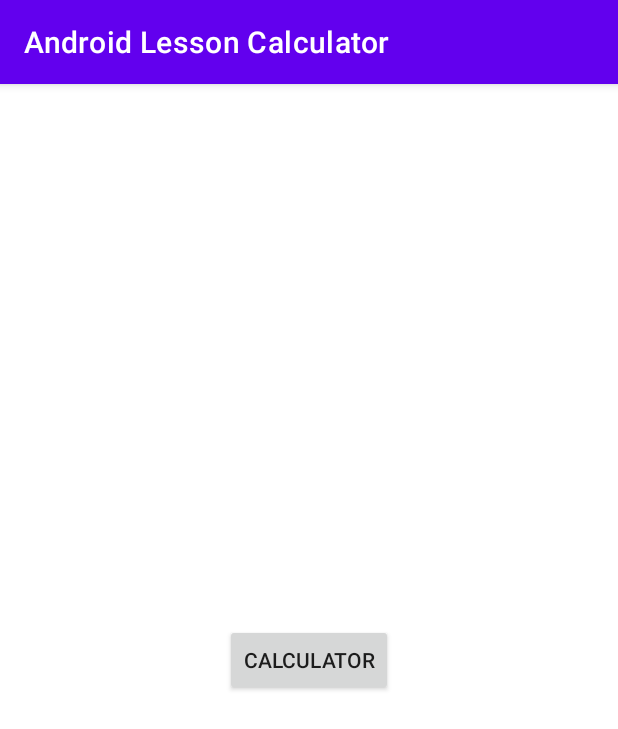
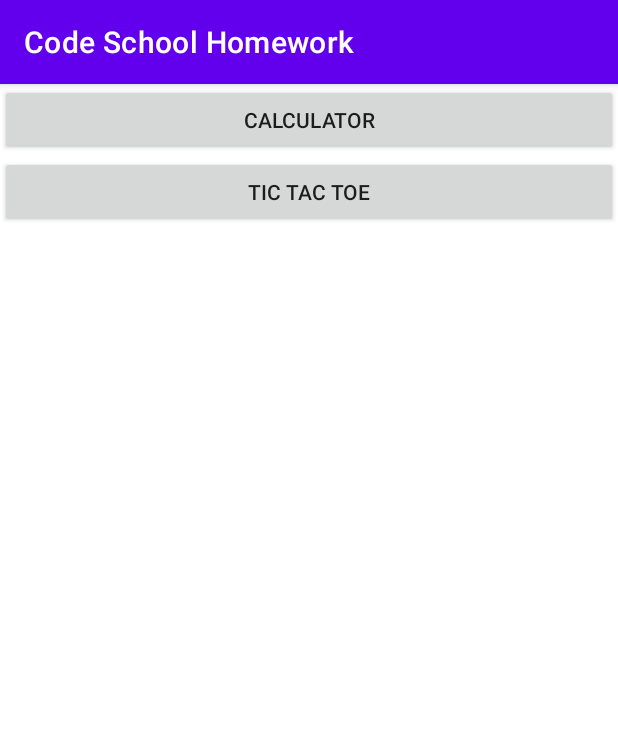
Before and after one commit to KarenSuqiasyan/CodeSchoolAndroidLessons, an Android app: the screen it shows after launch (MainActivity), on a phone screen of 412 x 824 dp. Shown: the top 729 px of the screen. Run offline under Robolectric (Android 15) with nearby library versions, the phone set to English and light mode, and no system bars.

Commit message:
main activity changes

```diff
--- a/app/src/main/java/com/example/codeschoolandroidlessons/MainActivity.kt
+++ b/app/src/main/java/com/example/codeschoolandroidlessons/MainActivity.kt
@@ -1,13 +1,14 @@
 package com.example.codeschoolandroidlessons
 
 import android.content.Intent
+import android.os.Bundle
+import android.view.View
 import androidx.appcompat.app.AppCompatActivity
-import android.os.Bundle
+import androidx.appcompat.widget.AppCompatButton
 import com.example.codeschoolandroidlessons.calculator.CalculatorActivity
-import com.example.codeschoolandroidlessons.databinding.ActivityCalculatorBinding
 import com.example.codeschoolandroidlessons.databinding.ActivityMainBinding
 
-class MainActivity : AppCompatActivity() {
+class MainActivity : AppCompatActivity(), View.OnClickListener {
 
     private lateinit var binding: ActivityMainBinding
 
@@ -16,9 +17,32 @@ class MainActivity : AppCompatActivity() {
         binding = ActivityMainBinding.inflate(layoutInflater)
         setContentView(binding.root)
 
-        binding.buttonCalculator.setOnClickListener {
-            val intent = Intent(this, CalculatorActivity::class.java)
-            startActivity(intent)
+
+        CodeSchoolHomeworkEnum.values().forEach {
+            val button = AppCompatButton(this)
+            button.text = it.name.replace("_", " ")
+            button.tag = it
+            binding.linearLayout.addView(button)
+            button.setOnClickListener(this)
+        }
+    }
+
+    override fun onClick(p0: View?) {
+        when (p0?.tag as CodeSchoolHomeworkEnum) {
+            CodeSchoolHomeworkEnum.CALCULATOR -> {
+                startActivity(Intent(this, CalculatorActivity::class.java))
+            }
+            CodeSchoolHomeworkEnum.TIC_TAC_TOE -> {
+
+            }
         }
     }
 }
+
+enum class CodeSchoolHomeworkEnum {
+    CALCULATOR,
+    TIC_TAC_TOE
+
+
+
+}
--- a/app/src/main/res/layout/activity_calculator.xml
+++ b/app/src/main/res/layout/activity_calculator.xml
@@ -17,7 +17,6 @@
         android:background="@color/white"
         android:lines="2"
         android:maxLines="2"
-        android:text="test"
         android:textAlignment="textEnd"
         android:textColor="@color/black"
         android:textSize="25sp"
--- a/app/src/main/res/layout/activity_main.xml
+++ b/app/src/main/res/layout/activity_main.xml
@@ -6,14 +6,27 @@
     android:layout_height="match_parent"
     tools:context=".MainActivity">
 
-    <androidx.appcompat.widget.AppCompatButton
-        android:id="@+id/buttonCalculator"
-        android:layout_width="wrap_content"
-        android:layout_height="wrap_content"
-        android:text="@string/calculator"
-        app:layout_constraintBottom_toBottomOf="parent"
-        app:layout_constraintEnd_toEndOf="parent"
-        app:layout_constraintStart_toStartOf="parent"
-        app:layout_constraintTop_toTopOf="parent" />
+    <ScrollView
+        android:layout_width="match_parent"
+        android:layout_height="match_parent">
+
+        <LinearLayout
+            android:id="@+id/linearLayout"
+            android:layout_width="match_parent"
+            android:layout_height="wrap_content"
+            android:orientation="vertical">
+
+        </LinearLayout>
+    </ScrollView>
+
+<!--    <androidx.appcompat.widget.AppCompatButton-->
+<!--        android:id="@+id/buttonCalculator"-->
+<!--        android:layout_width="wrap_content"-->
+<!--        android:layout_height="wrap_content"-->
+<!--        android:text="@string/calculator"-->
+<!--        app:layout_constraintBottom_toBottomOf="parent"-->
+<!--        app:layout_constraintEnd_toEndOf="parent"-->
+<!--        app:layout_constraintStart_toStartOf="parent"-->
+<!--        app:layout_constraintTop_toTopOf="parent" />-->
 
 </androidx.constraintlayout.widget.ConstraintLayout>
--- a/app/src/main/res/values/strings.xml
+++ b/app/src/main/res/values/strings.xml
@@ -1,5 +1,6 @@
 <resources>
-    <string name="app_name">Android Lesson Calculator</string>
+    <string name="app_name">Code School Homework</string>
+
     <string name="c">C</string>
     <string name="percent">%</string>
     <string name="divide">÷</string>
```
